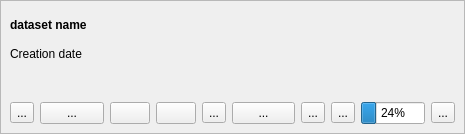
This is LDMP/gui/WidgetDatasetItem.ui in ConservationInternational/trends.earth as Qt 5 draws it before an edit. The edited form follows.
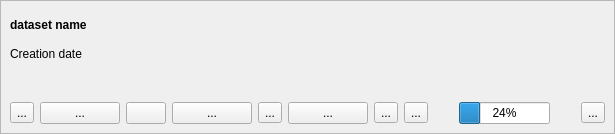
This is the edited form.

Patch:
```diff
--- a/LDMP/gui/WidgetDatasetItem.ui
+++ b/LDMP/gui/WidgetDatasetItem.ui
@@ -6,7 +6,7 @@
    <rect>
     <x>0</x>
     <y>0</y>
-    <width>465</width>
+    <width>615</width>
     <height>134</height>
    </rect>
   </property>
@@ -127,7 +127,7 @@
            <string>Reports</string>
           </property>
           <property name="text">
-           <string/>
+           <string>...</string>
           </property>
          </widget>
         </item>
```
